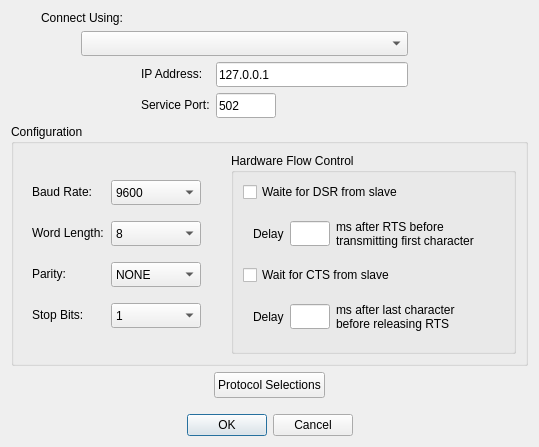
This is modscan64/dialogconnectiondetails.ui in sanny32/OpenModScan as Qt 5 draws it before an edit. The edited form follows.
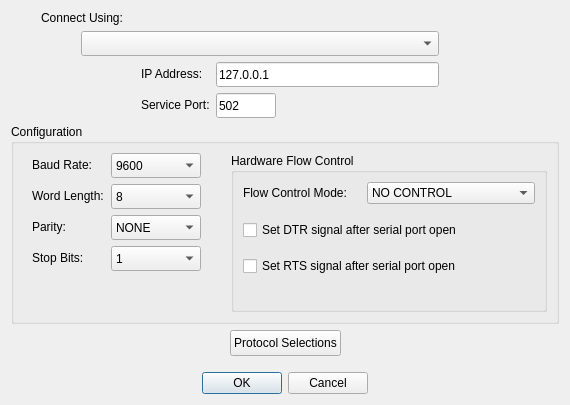
This is the edited form. Custom widgets are drawn as their Qt base class.

Commit message: Developing modbus rtu flow control

The edit to the form file:
```diff
--- a/modscan64/dialogconnectiondetails.ui
+++ b/modscan64/dialogconnectiondetails.ui
@@ -7,7 +7,7 @@
     <x>0</x>
     <y>0</y>
     <width>539</width>
-    <height>447</height>
+    <height>405</height>
    </rect>
   </property>
   <property name="windowTitle">
@@ -189,14 +189,11 @@
       </property>
       <item>
        <layout class="QFormLayout" name="formLayout_2">
-        <property name="formAlignment">
-         <set>Qt::AlignLeading|Qt::AlignLeft|Qt::AlignVCenter</set>
-        </property>
         <property name="horizontalSpacing">
          <number>3</number>
         </property>
         <property name="verticalSpacing">
-         <number>16</number>
+         <number>6</number>
         </property>
         <item row="0" column="0">
          <widget class="QLabel" name="labelBaudRate">
@@ -364,171 +361,68 @@
          <string>Hardware Flow Control</string>
         </property>
         <layout class="QVBoxLayout" name="verticalLayout_2">
-         <item>
-          <widget class="QCheckBox" name="checkBoxDSR">
-           <property name="text">
-            <string>Waite for DSR from slave</string>
-           </property>
-          </widget>
-         </item>
+         <property name="spacing">
+          <number>16</number>
+         </property>
          <item>
-          <layout class="QHBoxLayout" name="horizontalLayout_3">
-           <item>
-            <spacer name="horizontalSpacer_3">
-             <property name="orientation">
-              <enum>Qt::Horizontal</enum>
+          <layout class="QFormLayout" name="formLayout_3">
+           <item row="0" column="1">
+            <widget class="QComboBox" name="comboBoxFlowControl">
+             <property name="currentIndex">
+              <number>0</number>
              </property>
-             <property name="sizeType">
-              <enum>QSizePolicy::Fixed</enum>
-             </property>
-             <property name="sizeHint" stdset="0">
-              <size>
-               <width>10</width>
-               <height>20</height>
-              </size>
-             </property>
-            </spacer>
-           </item>
            <item>
-            <widget class="QLabel" name="label_2">
              <property name="text">
-              <string>Delay</string>
-             </property>
-            </widget>
+               <string>NO CONTROL</string>
+              </property>
            </item>
            <item>
-            <widget class="NumericLineEdit" name="lineEditDelatDSR">
-             <property name="sizePolicy">
-              <sizepolicy hsizetype="Fixed" vsizetype="Fixed">
-               <horstretch>0</horstretch>
-               <verstretch>0</verstretch>
-              </sizepolicy>
-             </property>
-             <property name="minimumSize">
-              <size>
-               <width>0</width>
-               <height>25</height>
-              </size>
-             </property>
-             <property name="maximumSize">
-              <size>
-               <width>40</width>
-               <height>16777215</height>
-              </size>
-             </property>
-            </widget>
+              <property name="text">
+               <string>HARDWARE (RTS/CTS)</string>
+              </property>
            </item>
            <item>
-            <widget class="QLabel" name="label_3">
-             <property name="minimumSize">
-              <size>
-               <width>0</width>
-               <height>34</height>
-              </size>
-             </property>
              <property name="text">
-              <string>ms after RTS before
-transmitting first character</string>
-             </property>
+               <string>SOFTWARE (XON/XOFF)</string>
+              </property>
+             </item>
             </widget>
            </item>
-           <item>
-            <spacer name="horizontalSpacer_5">
-             <property name="orientation">
-              <enum>Qt::Horizontal</enum>
-             </property>
-             <property name="sizeHint" stdset="0">
-              <size>
-               <width>40</width>
-               <height>20</height>
-              </size>
-             </property>
-            </spacer>
-           </item>
-          </layout>
-         </item>
-         <item>
-          <widget class="QCheckBox" name="checkBoxCTS">
+           <item row="0" column="0">
+            <widget class="QLabel" name="labelFlowControl">
            <property name="text">
-            <string>Wait for CTS from slave</string>
+              <string>Flow Control Mode: </string>
            </property>
           </widget>
          </item>
-         <item>
-          <layout class="QHBoxLayout" name="horizontalLayout_4">
-           <item>
-            <spacer name="horizontalSpacer_4">
-             <property name="orientation">
-              <enum>Qt::Horizontal</enum>
-             </property>
-             <property name="sizeType">
-              <enum>QSizePolicy::Fixed</enum>
-             </property>
-             <property name="sizeHint" stdset="0">
-              <size>
-               <width>10</width>
-               <height>20</height>
-              </size>
-             </property>
-            </spacer>
+          </layout>
            </item>
            <item>
-            <widget class="QLabel" name="label_4">
+          <widget class="QCheckBox" name="checkBoxDTR">
              <property name="text">
-              <string>Delay</string>
+            <string>Set DTR signal after serial port open</string>
              </property>
             </widget>
            </item>
            <item>
-            <widget class="NumericLineEdit" name="lineEditDelayCTS">
-             <property name="sizePolicy">
-              <sizepolicy hsizetype="Fixed" vsizetype="Fixed">
-               <horstretch>0</horstretch>
-               <verstretch>0</verstretch>
-              </sizepolicy>
-             </property>
-             <property name="minimumSize">
-              <size>
-               <width>0</width>
-               <height>25</height>
-              </size>
-             </property>
-             <property name="maximumSize">
-              <size>
-               <width>40</width>
-               <height>16777215</height>
-              </size>
-             </property>
-            </widget>
-           </item>
-           <item>
-            <widget class="QLabel" name="label_5">
-             <property name="minimumSize">
-              <size>
-               <width>0</width>
-               <height>34</height>
-              </size>
-             </property>
+          <widget class="QCheckBox" name="checkBoxRTS">
              <property name="text">
-              <string>ms after last character
-before releasing RTS</string>
+            <string>Set RTS signal after serial port open</string>
              </property>
             </widget>
            </item>
            <item>
-            <spacer name="horizontalSpacer_6">
+          <spacer name="verticalSpacer_2">
              <property name="orientation">
-              <enum>Qt::Horizontal</enum>
+            <enum>Qt::Vertical</enum>
              </property>
              <property name="sizeHint" stdset="0">
               <size>
-               <width>40</width>
-               <height>20</height>
+             <width>20</width>
+             <height>40</height>
               </size>
              </property>
             </spacer>
-           </item>
-          </layout>
          </item>
         </layout>
        </widget>
```
Left out of the diff: 14 changed lines with no effect on the pictures. Lines whose indentation alone changed are shown as unchanged. The commit also changes 4 other files.
